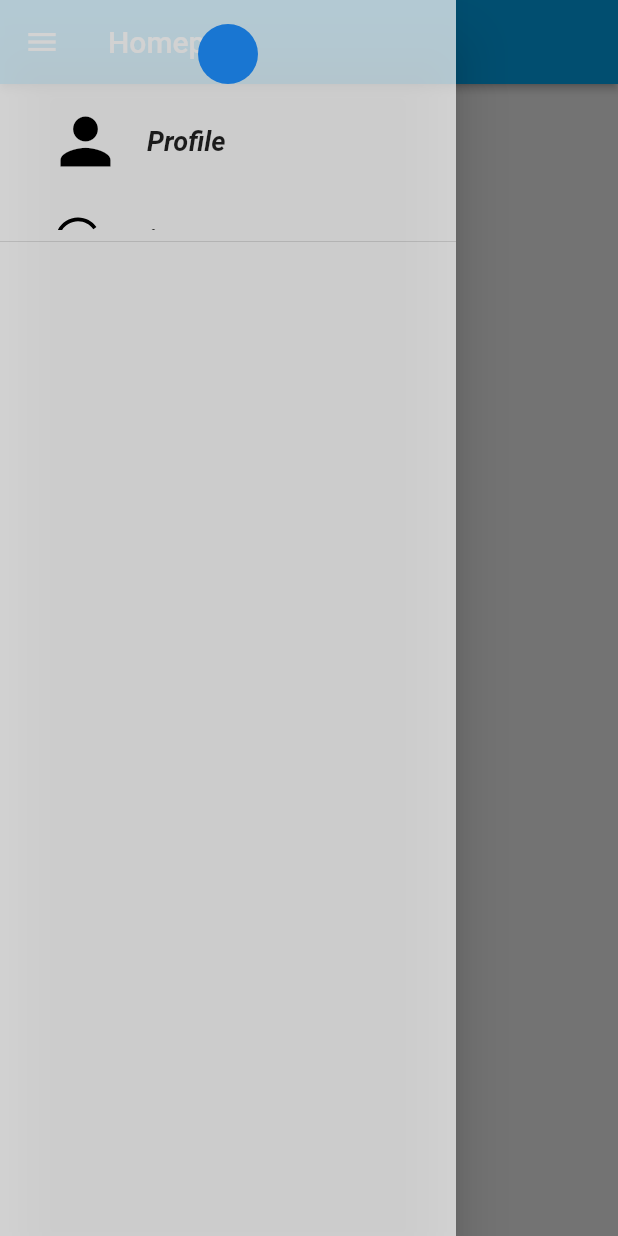
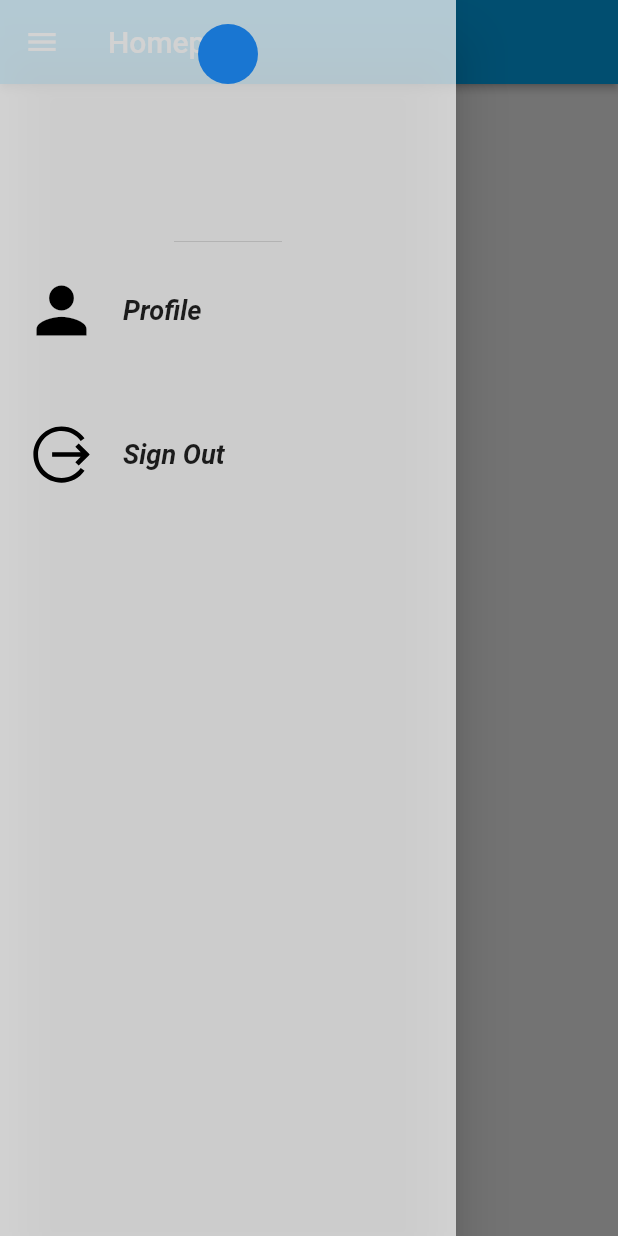
Before and after one commit to Aquarius-blake/fireb, a Flutter app: the screen it shows once a user with an empty profile is signed in, with the side drawer open, on a phone screen of 412 x 824 dp. Run offline on Flutter 3.47's test engine with Material 2 defaults, Android fonts, the phone set to English and light mode, and no system bars; our stand-ins replace firebase_auth, firebase_core, line_icons; accounts and stored records are empty.

```diff
--- a/lib/Screens/Home/home.dart
+++ b/lib/Screens/Home/home.dart
@@ -36,12 +36,14 @@ class _HomeState extends State<Home> {
           child: Column(
             children: <Widget>[
               DrawerHeader(
-                  child: SingleChildScrollView(
-                    child: Container(
                   child: Column(
                     children: <Widget>[
                       CircleAvatar(
 
+                      ),
+
+                    ],
+                  )
               ),
               SizedBox(height: 10,),
               ListTile(
@@ -61,10 +63,10 @@ class _HomeState extends State<Home> {
 
                 },
               ),
-                          SizedBox(height: 10,),
+              SizedBox(height: 40,),
               ListTile(
                 leading: Icon(LineIcons.alternateSignOut,
-                              color: Colors.black, size:40.0,),
+                  color: Colors.black, size:50.0,),
                 title: Text(
                   "Sign Out",
                   style: TextStyle(
@@ -78,12 +80,7 @@ class _HomeState extends State<Home> {
                 onTap: () async{
                   await _auth.SignOut();
                 },
-                          ),
-                        ],
-                      ),
-                    ),
-                  ))
-            ],
+              ), ],
           ),
         ),
 
```
Lines whose indentation alone changed are shown as unchanged.
